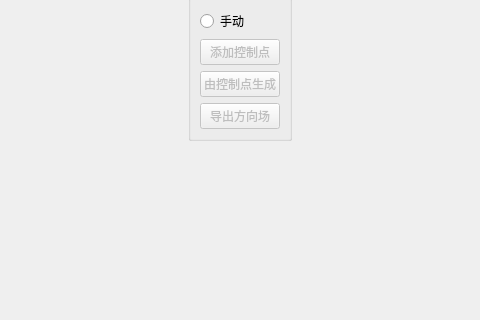
Before: the Qt Designer form WidgetUi/VectorDieldDriven_VecField.ui in Jarvis-Chiang/ProLab, drawn with Qt 5; both pictures show x 100 to 580 and y 115 to 435 of the 680 by 784 pixel window.
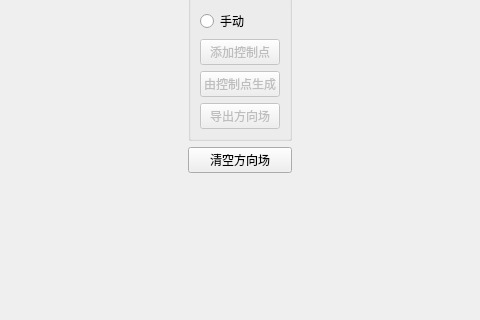
After: the same form once the commit is applied.

```diff
--- a/WidgetUi/VectorDieldDriven_VecField.ui
+++ b/WidgetUi/VectorDieldDriven_VecField.ui
@@ -108,6 +108,13 @@
         </layout>
        </widget>
       </item>
+      <item>
+       <widget class="QPushButton" name="pushButton_clear">
+        <property name="text">
+         <string>清空方向场</string>
+        </property>
+       </widget>
+      </item>
       <item>
        <spacer name="verticalSpacer">
         <property name="orientation">
```
